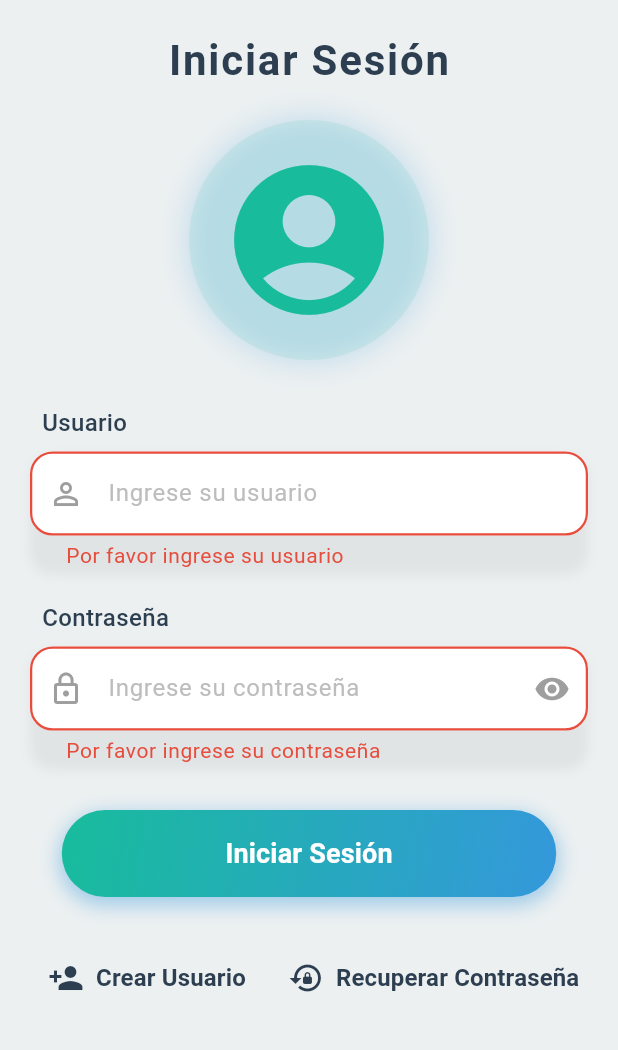
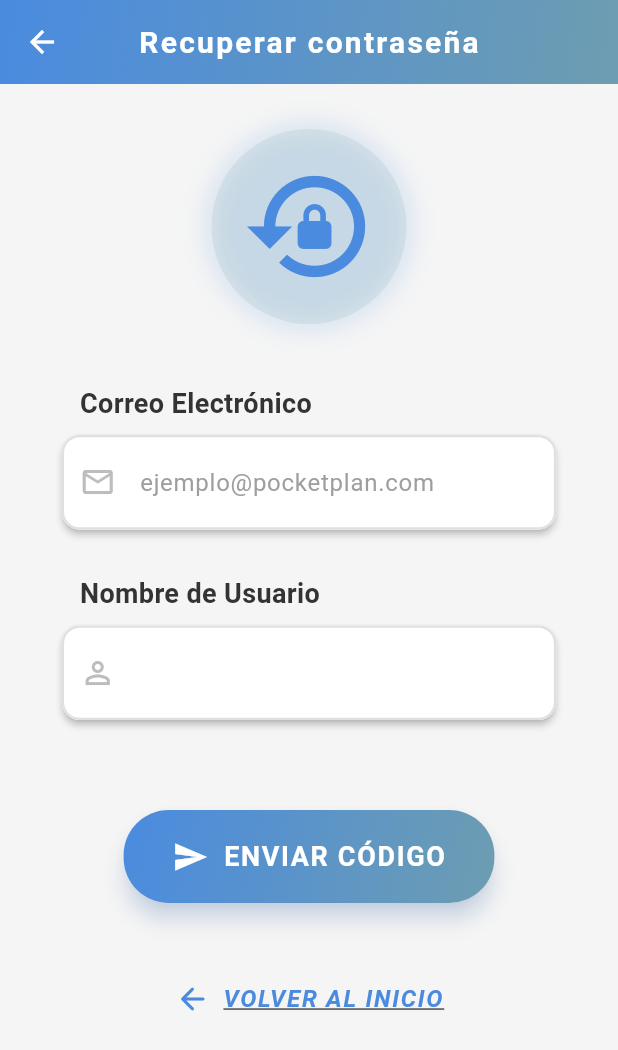
Before and after one commit to Alexander3150/programacion_III_proyecto_final_pocketplan, a Flutter app: the screen it shows after launch, after a tap on "Iniciar Sesión", after a tap on "Recuperar Contraseña", on a phone screen of 412 x 824 dp. Shown: the top 1050 px of the screen. Run offline on Flutter 3.47's test engine with Material 3 defaults, Android fonts, the phone set to English and light mode, and no system bars.

Commit message:
Fourth commit: Creation of the password recovery screen, adaptation with login.

```diff
--- a/flutter_pocket_plan_proyecto/lib/pages/login_page.dart
+++ b/flutter_pocket_plan_proyecto/lib/pages/login_page.dart
@@ -1,5 +1,6 @@
 import 'package:flutter/material.dart';
 import 'package:flutter_pocket_plan_proyecto/pages/create_user_page.dart';
+import 'package:flutter_pocket_plan_proyecto/pages/recover_password_page.dart';
 
 /// Paleta de colores se trato de hacer un diseño moderno y elegante para la aplicación
 class AppColors {
@@ -243,6 +244,12 @@ class _IniciarSesionState extends State<IniciarSesion> {
                   TextButton.icon(
                     onPressed: () {
                       //Ruta para Recuperar contraseña
+                      Navigator.push(
+                        context,
+                        MaterialPageRoute(
+                          builder: (context) => const RecoverPasswordPage(),
+                        ),
+                      );
                     },
                     icon: Icon(
                       Icons.lock_reset,
--- /dev/null
+++ b/flutter_pocket_plan_proyecto/lib/pages/recover_password_page.dart
@@ -0,0 +1,442 @@
+import 'package:flutter/material.dart';
+import 'package:flutter/services.dart';
+
+/// Paleta de colores modernizados con fondo claro
+class RecoveryColors {
+  static const Color background = Color(0xFFF5F5F5); // Fondo gris claro
+  static const Color primary = Color(0xFF4A8BDF); // Azul moderno
+  static const Color secondary = Color(0xFF6D9DB1); // Azul verdoso claro
+  static const Color accent = Color(0xFF94B8B5); // Verde azulado claro
+  static const Color textDark = Color(0xFF333333); // Texto oscuro
+  static const Color textLight = Colors.white; // Texto claro
+  static const Color error = Color(0xFFE57373); // Rojo suave para errores
+  static const Color success = Color(0xFF81C784); // Verde suave para éxito
+  static const Color textField = Colors.white; // Fondo de campos de texto
+}
+
+class RecoverPasswordPage extends StatefulWidget {
+  const RecoverPasswordPage({super.key});
+
+  @override
+  State<RecoverPasswordPage> createState() => _RecoverPasswordPageState();
+}
+
+/// Clase que maneja el estado de la página de recuperación de contraseña
+/// Contiene la lógica para validar los campos de entrada y manejar el formulario
+class _RecoverPasswordPageState extends State<RecoverPasswordPage> {
+  // Clave global para identificar y controlar el estado del formulario
+  final _formKey = GlobalKey<FormState>();
+
+  // Controladores para los campos de texto
+  final _emailController = TextEditingController();
+  final _usernameController = TextEditingController();
+
+  // Variables para manejar errores de validación
+  String? _emailError;
+  bool _showUsernameError = false;
+
+  // FocusNodes para manejar el enfoque y efectos visuales
+  final FocusNode _emailFocusNode = FocusNode();
+  final FocusNode _usernameFocusNode = FocusNode();
+  Color _emailBorderColor = Colors.grey.shade400;
+  Color _usernameBorderColor = Colors.grey.shade400;
+
+  @override
+  void initState() {
+    super.initState();
+    // Agrega un listener para validación en tiempo real del email
+    _emailController.addListener(_validateEmailInRealTime);
+
+    // Listeners para cambiar el color del borde al enfocar
+    _emailFocusNode.addListener(() {
+      setState(() {
+        _emailBorderColor =
+            _emailFocusNode.hasFocus
+                ? RecoveryColors.primary
+                : Colors.grey.shade400;
+      });
+    });
+
+    _usernameFocusNode.addListener(() {
+      setState(() {
+        _usernameBorderColor =
+            _usernameFocusNode.hasFocus
+                ? RecoveryColors.primary
+                : Colors.grey.shade400;
+      });
+    });
+  }
+
+  @override
+  void dispose() {
+    // Limpieza: remueve listeners y libera recursos de los controladores
+    _emailController.removeListener(_validateEmailInRealTime);
+    _emailController.dispose();
+    _usernameController.dispose();
+    _emailFocusNode.dispose();
+    _usernameFocusNode.dispose();
+    super.dispose();
+  }
+
+  /// Valida si un email tiene formato válido usando una expresión regular
+  bool _isValidEmail(String email) {
+    final emailRegex = RegExp(
+      r'^[a-zA-Z0-9._%+-]+@[a-zA-Z0-9.-]+\.[a-zA-Z]{2,}$',
+    );
+    return emailRegex.hasMatch(email);
+  }
+
+  /// Valida el email en tiempo real mientras el usuario escribe
+  void _validateEmailInRealTime() {
+    if (_emailController.text.isEmpty) {
+      setState(() => _emailError = null);
+      return;
+    }
+
+    if (!_isValidEmail(_emailController.text)) {
+      setState(() => _emailError = 'Ingrese un correo válido');
+    } else {
+      setState(() => _emailError = null);
+    }
+  }
+
+  /// Valida todos los campos del formulario cuando se presiona el botón de enviar
+  void _validateFields() {
+    setState(() {
+      // Validar email
+      if (_emailController.text.isEmpty) {
+        _emailError = 'Por favor ingrese su correo electrónico';
+      } else if (!_isValidEmail(_emailController.text)) {
+        _emailError = 'Ingrese un correo electrónico válido';
+      }
+
+      // Validar nombre de usuario
+      _showUsernameError = _usernameController.text.isEmpty;
+    });
+
+    // Si no hay errores, proceder con el envío
+    if (_emailError == null && !_showUsernameError) {
+      // Mostrar mensaje de éxito
+      ScaffoldMessenger.of(context).showSnackBar(
+        SnackBar(
+          content: const Text('Código enviado correctamente'),
+          backgroundColor: RecoveryColors.success,
+          duration: const Duration(seconds: 2),
+          behavior: SnackBarBehavior.floating,
+          shape: RoundedRectangleBorder(
+            borderRadius: BorderRadius.circular(10),
+          ),
+        ),
+      );
+
+      // Navegar a la pantalla de validación de código después de 2 segundos
+      Future.delayed(const Duration(seconds: 2), () {
+        // Codigo para navegar a la pantalla para validar el codigo de recuperación
+      });
+    }
+  }
+
+  @override
+  Widget build(BuildContext context) {
+    // Obtener dimensiones de la pantalla para diseño responsivo
+    final size = MediaQuery.of(context).size;
+    final isSmallScreen = size.width < 400;
+
+    return Scaffold(
+      backgroundColor: RecoveryColors.background,
+      appBar: AppBar(
+        title: Text(
+          'Recuperar contraseña',
+          style: TextStyle(
+            color: RecoveryColors.textLight,
+            fontSize: isSmallScreen ? 22 : 20,
+            fontWeight: FontWeight.bold,
+            letterSpacing: 1.5,
+          ),
+        ),
+        centerTitle: true,
+        backgroundColor: RecoveryColors.primary,
+        elevation: 0,
+        iconTheme: IconThemeData(color: RecoveryColors.textLight),
+        flexibleSpace: Container(
+          decoration: BoxDecoration(
+            gradient: LinearGradient(
+              begin: Alignment.topLeft,
+              end: Alignment.bottomRight,
+              colors: [RecoveryColors.primary, RecoveryColors.secondary],
+            ),
+          ),
+        ),
+      ),
+      body: GestureDetector(
+        onTap: () => FocusManager.instance.primaryFocus?.unfocus(),
+        child: SingleChildScrollView(
+          padding: EdgeInsets.symmetric(
+            horizontal: isSmallScreen ? 20 : size.width * 0.1,
+            vertical: isSmallScreen ? 20 : 30,
+          ),
+          child: Form(
+            key: _formKey,
+            child: Column(
+              mainAxisAlignment: MainAxisAlignment.center,
+              children: [
+                // Icono con efecto moderno
+                Container(
+                  padding: const EdgeInsets.all(20),
+                  decoration: BoxDecoration(
+                    shape: BoxShape.circle,
+                    color: RecoveryColors.accent.withOpacity(0.2),
+                    boxShadow: [
+                      BoxShadow(
+                        color: RecoveryColors.primary.withOpacity(0.2),
+                        blurRadius: 15,
+                        spreadRadius: 3,
+                      ),
+                    ],
+                  ),
+                  child: Icon(
+                    Icons.lock_reset,
+                    color: RecoveryColors.primary,
+                    size: isSmallScreen ? 70 : 90,
+                  ),
+                ),
+
+                SizedBox(height: isSmallScreen ? 30 : 40),
+
+                // Campo de email con efectos modernos
+                _buildTextField(
+                  controller: _emailController,
+                  label: 'Correo Electrónico',
+                  hintText: 'ejemplo@pocketplan.com',
+                  errorText: _emailError,
+                  errorColor: RecoveryColors.error,
+                  textColor: RecoveryColors.textDark,
+                  icon: Icons.email_outlined,
+                  iconColor: _emailBorderColor,
+                  focusNode: _emailFocusNode,
+                  borderColor: _emailBorderColor,
+                  isEmail: true,
+                  isSmallScreen: isSmallScreen,
+                ),
+
+                SizedBox(height: isSmallScreen ? 20 : 30),
+
+                // Campo de nombre de usuario con efectos modernos
+                _buildTextField(
+                  controller: _usernameController,
+                  label: 'Nombre de Usuario',
+                  errorText:
+                      _showUsernameError
+                          ? 'Por favor complete este campo'
+                          : null,
+                  errorColor: RecoveryColors.error,
+                  textColor: RecoveryColors.textDark,
+                  icon: Icons.person_outline,
+                  iconColor: _usernameBorderColor,
+                  focusNode: _usernameFocusNode,
+                  borderColor: _usernameBorderColor,
+                  isSmallScreen: isSmallScreen,
+                ),
+
+                SizedBox(height: isSmallScreen ? 40 : 60),
+
+                // Botón moderno con efecto de elevación
+                SizedBox(
+                  width: isSmallScreen ? size.width * 0.8 : size.width * 0.6,
+                  child: Material(
+                    elevation: 6,
+                    borderRadius: BorderRadius.circular(30),
+                    shadowColor: RecoveryColors.primary.withOpacity(0.4),
+                    child: Container(
+                      decoration: BoxDecoration(
+                        borderRadius: BorderRadius.circular(30),
+                        gradient: LinearGradient(
+                          colors: [
+                            RecoveryColors.primary,
+                            RecoveryColors.secondary,
+                          ],
+                          begin: Alignment.topLeft,
+                          end: Alignment.bottomRight,
+                        ),
+                      ),
+                      child: ElevatedButton(
+                        style: ElevatedButton.styleFrom(
+                          backgroundColor: Colors.transparent,
+                          shadowColor: Colors.transparent,
+                          padding: EdgeInsets.symmetric(
+                            vertical: isSmallScreen ? 16 : 18,
+                          ),
+                          shape: RoundedRectangleBorder(
+                            borderRadius: BorderRadius.circular(30),
+                          ),
+                        ),
+                        onPressed: _validateFields,
+                        child: Row(
+                          mainAxisAlignment: MainAxisAlignment.center,
+                          children: [
+                            Icon(Icons.send, color: Colors.white, size: 24),
+                            SizedBox(width: 10),
+                            Text(
+                              'ENVIAR CÓDIGO',
+                              style: TextStyle(
+                                color: Colors.white,
+                                fontSize: isSmallScreen ? 16 : 18,
+                                fontWeight: FontWeight.bold,
+                                letterSpacing: 1.1,
+                              ),
+                            ),
+                          ],
+                        ),
+                      ),
+                    ),
+                  ),
+                ),
+
+                SizedBox(height: isSmallScreen ? 30 : 40),
+
+                // Enlace de regreso con estilo moderno
+                TextButton(
+                  onPressed: () => Navigator.pop(context),
+                  style: TextButton.styleFrom(
+                    foregroundColor: RecoveryColors.primary,
+                  ),
+                  child: Row(
+                    mainAxisSize: MainAxisSize.min,
+                    children: [
+                      Icon(
+                        Icons.arrow_back_rounded,
+                        color: RecoveryColors.primary,
+                        size: 24,
+                      ),
+                      SizedBox(width: 8),
+                      Text(
+                        'VOLVER AL INICIO',
+                        style: TextStyle(
+                          color: RecoveryColors.primary,
+                          fontSize: isSmallScreen ? 14 : 16,
+                          fontWeight: FontWeight.bold,
+                          fontStyle:
+                              FontStyle.italic, // Esto añade el estilo cursiva
+                          decoration: TextDecoration.underline,
+                          letterSpacing: 1.1,
+                        ),
+                      ),
+                    ],
+                  ),
+                ),
+              ],
+            ),
+          ),
+        ),
+      ),
+    );
+  }
+
+  /// Widget personalizado para campos de texto con efectos modernos
+
+  ///  Añadidos errorBorder y focusedErrorBorder para resaltar el campo cuando hay error
+  ///  Configurado errorStyle para el texto de error interno
+  Widget _buildTextField({
+    required TextEditingController controller,
+    required String label,
+    String? hintText,
+    required String? errorText,
+    required Color errorColor,
+    required Color textColor,
+    required IconData icon,
+    required Color iconColor,
+    required FocusNode focusNode,
+    required Color borderColor,
+    bool isEmail = false,
+    bool isSmallScreen = false,
+  }) {
+    return Column(
+      crossAxisAlignment: CrossAxisAlignment.start,
+      children: [
+        Padding(
+          padding: const EdgeInsets.only(left: 12.0),
+          child: Text(
+            label,
+            style: TextStyle(
+              color: RecoveryColors.textDark,
+              fontSize: isSmallScreen ? 16 : 18,
+              fontWeight: FontWeight.w600,
+            ),
+          ),
+        ),
+        const SizedBox(height: 8),
+        Material(
+          elevation: 2,
+          borderRadius: BorderRadius.circular(12),
+          child: TextFormField(
+            controller: controller,
+            focusNode: focusNode,
+            style: TextStyle(
+              color: RecoveryColors.textDark,
+              fontSize: isSmallScreen ? 16 : 18,
+            ),
+            keyboardType:
+                isEmail ? TextInputType.emailAddress : TextInputType.text,
+            inputFormatters:
+                isEmail
+                    ? [FilteringTextInputFormatter.deny(RegExp(r'\s'))]
+                    : null,
+            decoration: InputDecoration(
+              contentPadding: EdgeInsets.symmetric(
+                horizontal: 20,
+                vertical: isSmallScreen ? 16 : 18,
+              ),
+              filled: true,
+              fillColor: RecoveryColors.textField,
+              hintText: hintText,
+              hintStyle: TextStyle(
+                color: Colors.grey.shade500,
+                fontSize: isSmallScreen ? 14 : 16,
+              ),
+              prefixIcon: Icon(
+                icon,
+                color: iconColor,
+                size: isSmallScreen ? 22 : 24,
+              ),
+              suffixIcon:
+                  errorText != null
+                      ? Icon(
+                        Icons.error_outline_rounded,
+                        color: errorColor,
+                        size: isSmallScreen ? 22 : 24,
+                      )
+                      : null,
+              errorText:
+                  errorText, // Mensaje de error que aparece dentro del campo
+              errorStyle: TextStyle(
+                color: errorColor,
+                fontSize: isSmallScreen ? 14 : 15,
+              ),
+              border: OutlineInputBorder(
+                borderRadius: BorderRadius.circular(12),
+                borderSide: BorderSide.none,
+              ),
+              enabledBorder: OutlineInputBorder(
+                borderRadius: BorderRadius.circular(12),
+                borderSide: BorderSide(color: Colors.grey.shade300, width: 1.5),
+              ),
+              focusedBorder: OutlineInputBorder(
+                borderRadius: BorderRadius.circular(12),
+                borderSide: BorderSide(color: borderColor, width: 2),
+              ),
+              // Bordes especiales para estado de error
+              errorBorder: OutlineInputBorder(
+                borderRadius: BorderRadius.circular(12),
+                borderSide: BorderSide(color: errorColor, width: 1.5),
+              ),
+              focusedErrorBorder: OutlineInputBorder(
+                borderRadius: BorderRadius.circular(12),
+                borderSide: BorderSide(color: errorColor, width: 2),
+              ),
+            ),
+          ),
+        ),
+      ],
+    );
+  }
+}
```
